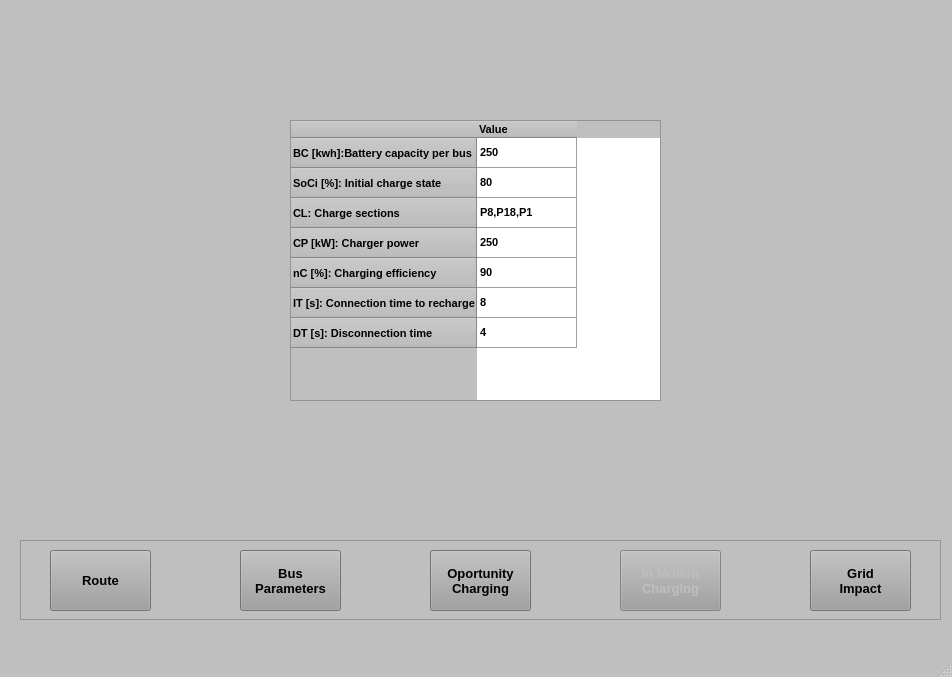
Old version of the form UI/InterfaceDynamic.ui in the repository Potter-Gryffindor/Proyecto-Final.
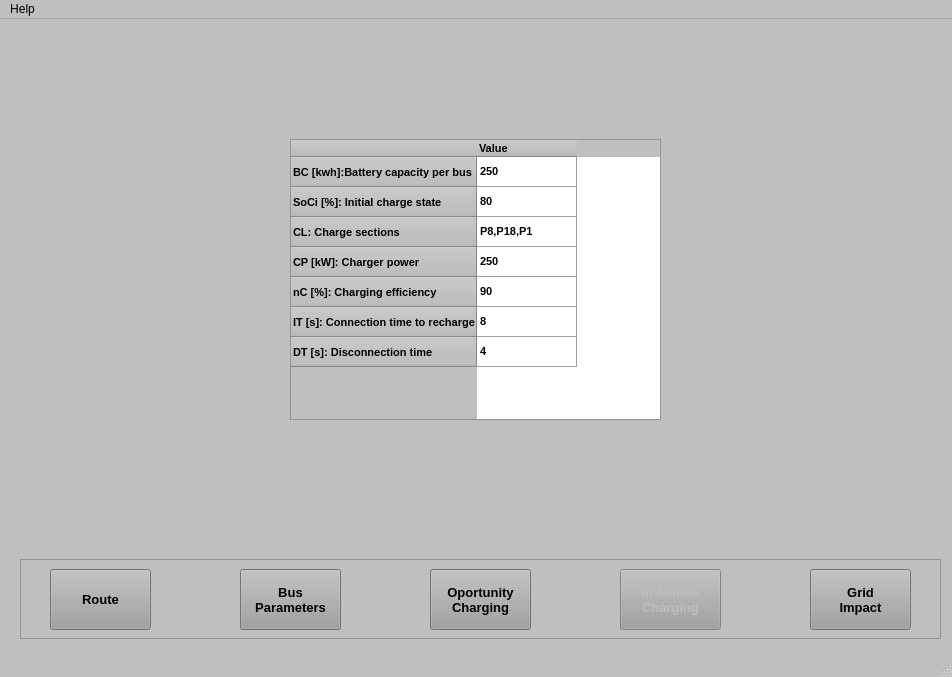
New version of the form. Icons and pictures are not drawn.

```diff
--- a/UI/InterfaceDynamic.ui
+++ b/UI/InterfaceDynamic.ui
@@ -956,6 +956,14 @@
      <height>26</height>
     </rect>
    </property>
+   <widget class="QMenu" name="menuHelp">
+    <property name="title">
+     <string>Help</string>
+    </property>
+    <addaction name="actionUser_Manual"/>
+    <addaction name="actionAbout"/>
+   </widget>
+   <addaction name="menuHelp"/>
   </widget>
   <widget class="QStatusBar" name="statusbar"/>
  </widget>
```
Left out of the diff: 16 changed lines with no effect on the pictures.
